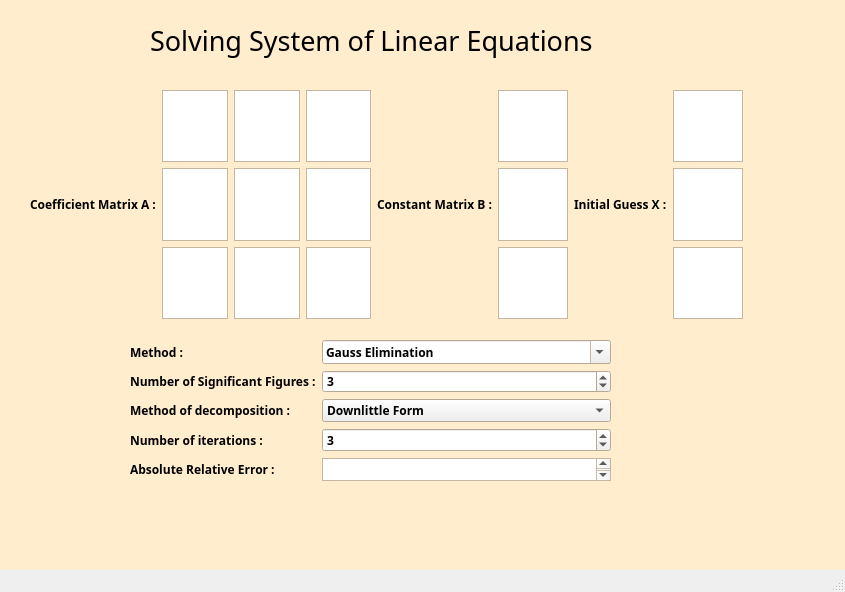
This is Other/Main.ui in ayaelsayed25/Linear-Equations-Python-App as Qt 5 draws it before an edit. The edited form follows.
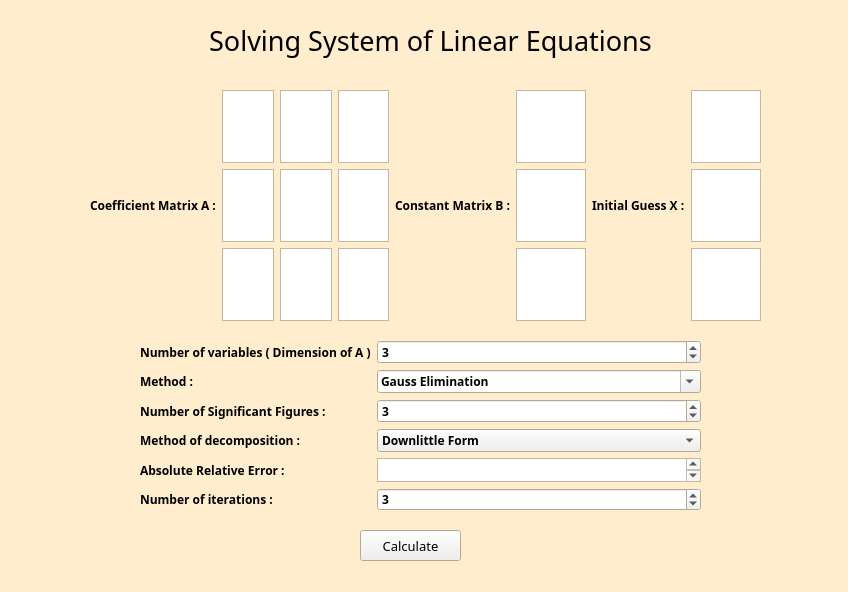
This is the edited form.

Commit message: GUI missing parts

```diff
--- a/Other/Main.ui
+++ b/Other/Main.ui
@@ -6,7 +6,7 @@
    <rect>
     <x>0</x>
     <y>0</y>
-    <width>845</width>
+    <width>848</width>
     <height>592</height>
    </rect>
   </property>
@@ -94,6 +94,9 @@
       </disabled>
      </palette>
     </property>
+    <property name="layoutDirection">
+     <enum>Qt::LeftToRight</enum>
+    </property>
     <property name="autoFillBackground">
      <bool>true</bool>
     </property>
@@ -106,10 +109,10 @@
     <widget class="QWidget" name="horizontalLayoutWidget">
      <property name="geometry">
       <rect>
-       <x>50</x>
+       <x>110</x>
        <y>100</y>
-       <width>713</width>
-       <height>229</height>
+       <width>671</width>
+       <height>231</height>
       </rect>
      </property>
      <layout class="QHBoxLayout" name="MatricesGrid">
@@ -199,7 +202,7 @@
     <widget class="QLabel" name="label_3">
      <property name="geometry">
       <rect>
-       <x>170</x>
+       <x>210</x>
        <y>20</y>
        <width>481</width>
        <height>61</height>
@@ -216,18 +219,42 @@
      <property name="text">
       <string>Solving System of Linear Equations</string>
      </property>
+     <property name="alignment">
+      <set>Qt::AlignCenter</set>
+     </property>
     </widget>
     <widget class="QWidget" name="gridLayoutWidget_2">
      <property name="geometry">
       <rect>
-       <x>150</x>
+       <x>160</x>
        <y>350</y>
-       <width>481</width>
-       <height>141</height>
+       <width>561</width>
+       <height>171</height>
       </rect>
      </property>
      <layout class="QGridLayout" name="toolsGrid">
+      <item row="0" column="0">
+       <widget class="QLabel" name="matrixA_dimen">
+        <property name="text">
+         <string>Number of variables ( Dimension of A )</string>
+        </property>
+       </widget>
+      </item>
       <item row="0" column="1">
+       <widget class="QSpinBox" name="dimensionA_spin">
+        <property name="value">
+         <number>3</number>
+        </property>
+       </widget>
+      </item>
+      <item row="7" column="0">
+       <widget class="QLabel" name="iterations_number_label">
+        <property name="text">
+         <string>Number of iterations :</string>
+        </property>
+       </widget>
+      </item>
+      <item row="1" column="1">
        <widget class="QComboBox" name="method_combo">
         <property name="editable">
          <bool>true</bool>
@@ -270,7 +297,7 @@
         </item>
        </widget>
       </item>
-      <item row="4" column="1">
+      <item row="5" column="1">
        <widget class="QComboBox" name="decomposition_method_combo">
         <item>
          <property name="text">
@@ -289,73 +316,77 @@
         </item>
        </widget>
       </item>
-      <item row="5" column="0">
-       <widget class="QLabel" name="iterations_number_label">
-        <property name="text">
-         <string>Number of iterations :</string>
-        </property>
-       </widget>
-      </item>
-      <item row="0" column="0">
+      <item row="1" column="0">
        <widget class="QLabel" name="methods_label">
         <property name="text">
          <string>Method :</string>
         </property>
        </widget>
       </item>
-      <item row="6" column="0">
-       <widget class="QLabel" name="label">
-        <property name="text">
-         <string>Absolute Relative Error :</string>
+      <item row="7" column="1">
+       <widget class="QSpinBox" name="iterations_number">
+        <property name="value">
+         <number>3</number>
         </property>
        </widget>
       </item>
-      <item row="4" column="0">
+      <item row="5" column="0">
        <widget class="QLabel" name="paremters_label">
         <property name="text">
          <string>Method of decomposition :</string>
         </property>
        </widget>
       </item>
-      <item row="5" column="1">
-       <widget class="QSpinBox" name="iterations_number">
-        <property name="value">
-         <number>3</number>
-        </property>
-       </widget>
-      </item>
-      <item row="6" column="1">
-       <widget class="QTextEdit" name="textEdit"/>
-      </item>
-      <item row="3" column="0">
-       <widget class="QLabel" name="label_2">
+      <item row="4" column="0">
+       <widget class="QLabel" name="significant_figures_label">
         <property name="text">
          <string>Number of Significant Figures :</string>
         </property>
        </widget>
       </item>
-      <item row="3" column="1">
-       <widget class="QSpinBox" name="spinBox">
+      <item row="4" column="1">
+       <widget class="QSpinBox" name="significant_figures_spin">
         <property name="value">
          <number>3</number>
         </property>
        </widget>
       </item>
+      <item row="6" column="0">
+       <widget class="QLabel" name="absolute_erroe_label">
+        <property name="text">
+         <string>Absolute Relative Error :</string>
+        </property>
+       </widget>
+      </item>
+      <item row="6" column="1">
+       <widget class="QTextEdit" name="absolute_relative_error_text"/>
+      </item>
      </layout>
     </widget>
+    <widget class="QPushButton" name="calculate_button">
+     <property name="geometry">
+      <rect>
+       <x>380</x>
+       <y>540</y>
+       <width>101</width>
+       <height>31</height>
+      </rect>
+     </property>
+     <property name="font">
+      <font>
+       <family>Nirmala UI Semilight</family>
+       <pointsize>10</pointsize>
+       <weight>50</weight>
+       <italic>false</italic>
+       <bold>false</bold>
+      </font>
+     </property>
+     <property name="text">
+      <string>Calculate</string>
+     </property>
+    </widget>
    </widget>
   </widget>
-  <widget class="QMenuBar" name="menubar">
-   <property name="geometry">
-    <rect>
-     <x>0</x>
-     <y>0</y>
-     <width>845</width>
-     <height>24</height>
-    </rect>
-   </property>
-  </widget>
-  <widget class="QStatusBar" name="statusbar"/>
  </widget>
  <resources/>
  <connections/>
```
Left out of the diff: 2 changed lines with no effect on the pictures. The commit also changes 1 other file.
